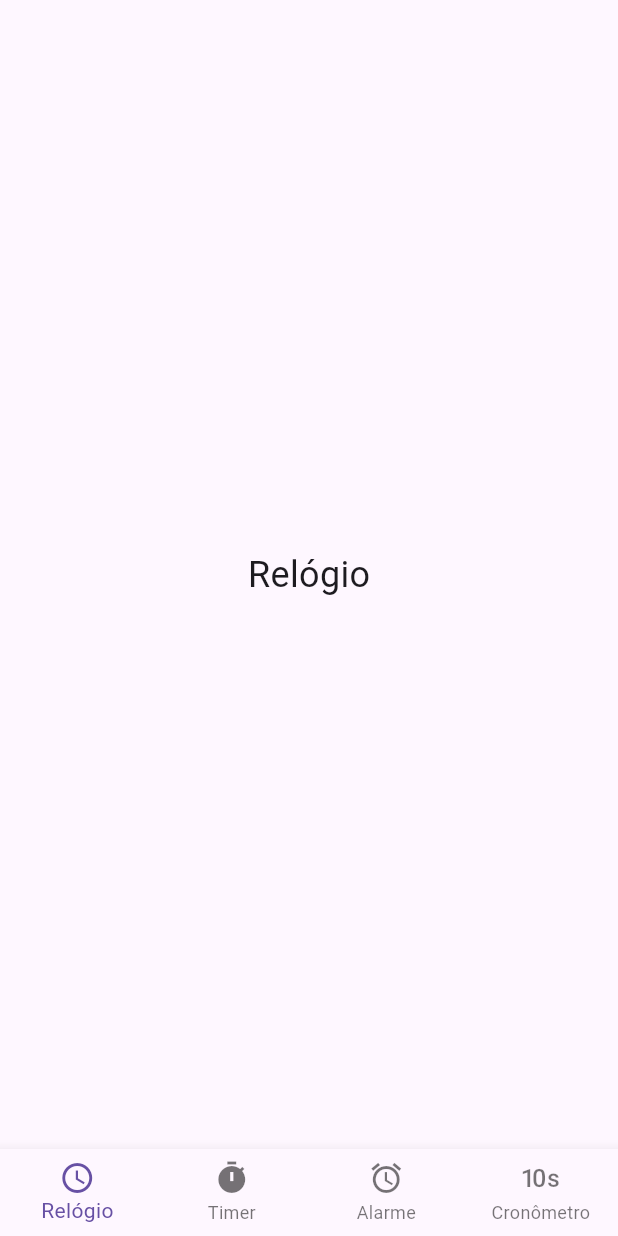
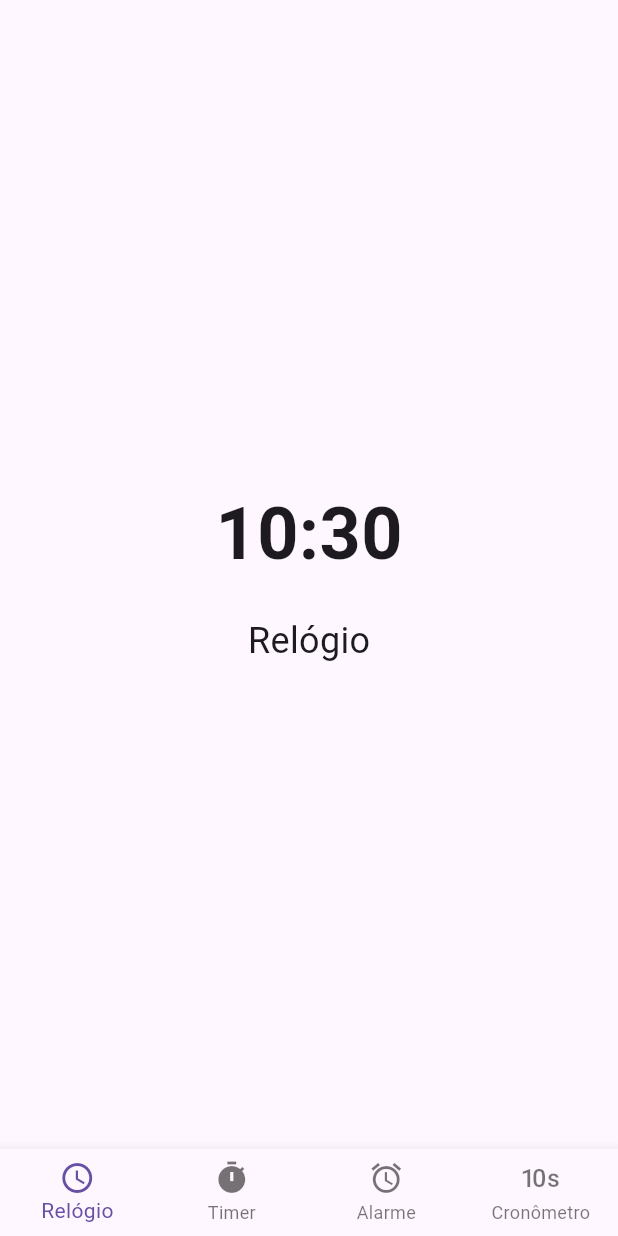
Before and after one commit to Bosguega/meu_relogio, a Flutter app: the screen it shows after launch, on a phone screen of 412 x 824 dp. Run offline on Flutter 3.47's test engine with Material 3 defaults, Android fonts, the light colour scheme and no system bars; missing offline and left inert: workmanager.

Commit message:
relogio na tela

```diff
--- a/lib/screens/clock_screen.dart
+++ b/lib/screens/clock_screen.dart
@@ -1,4 +1,5 @@
 import 'package:flutter/material.dart';
+import 'package:meu_relogio/widgets/clock_widget.dart';
 
 class ClockScreen extends StatelessWidget {
   const ClockScreen({super.key});
@@ -6,9 +7,16 @@ class ClockScreen extends StatelessWidget {
   @override
   Widget build(BuildContext context) {
     return const Center(
-      child: Text(
-        'Relógio',
-        style: TextStyle(fontSize: 24),
+      child: Column(
+        mainAxisAlignment: MainAxisAlignment.center,
+        children: [
+          ClockWidget(),
+          SizedBox(height: 20),
+          Text(
+            'Relógio',
+            style: TextStyle(fontSize: 24),
+          ),
+        ],
       ),
     );
   }
--- /dev/null
+++ b/lib/services/time_service.dart
@@ -0,0 +1,43 @@
+import 'dart:async';
+import 'package:flutter/material.dart';
+
+class TimeService extends ChangeNotifier {
+  // Singleton para garantir uma única instância
+  static final TimeService _instance = TimeService._internal();
+  factory TimeService() => _instance;
+  TimeService._internal();
+
+  DateTime _currentTime = DateTime.now();
+  DateTime get currentTime => _currentTime;
+
+  Timer? _timer;
+
+  void start() {
+    // Se já estiver rodando, não faz nada
+    if (_timer != null) return;
+
+    // Atualiza imediatamente ao iniciar
+    _updateTime();
+
+    // Configura o timer para atualizar a cada minuto
+    _timer = Timer.periodic(const Duration(minutes: 1), (timer) {
+      _updateTime();
+    });
+  }
+
+  void _updateTime() {
+    _currentTime = DateTime.now();
+    notifyListeners(); // Notifica os ouvintes sobre a mudança
+  }
+
+  void stop() {
+    _timer?.cancel();
+    _timer = null;
+  }
+
+  @override
+  void dispose() {
+    stop();
+    super.dispose();
+  }
+}
--- /dev/null
+++ b/lib/widgets/clock_widget.dart
@@ -0,0 +1,27 @@
+import 'package:flutter/material.dart';
+import 'package:meu_relogio/services/time_service.dart';
+import 'package:provider/provider.dart';
+
+class ClockWidget extends StatelessWidget {
+  const ClockWidget({super.key});
+
+  @override
+  Widget build(BuildContext context) {
+    return Consumer<TimeService>(
+      builder: (context, timeService, child) {
+        return Text(
+          _formatTime(timeService.currentTime),
+          style: const TextStyle(
+            fontSize: 48,
+            fontWeight: FontWeight.bold,
+          ),
+        );
+      },
+    );
+  }
+
+  String _formatTime(DateTime time) {
+    // Formato HH:MM
+    return '${time.hour.toString().padLeft(2, '0')}:${time.minute.toString().padLeft(2, '0')}';
+  }
+}
--- a/pubspec.yaml
+++ b/pubspec.yaml
@@ -30,6 +30,7 @@ environment:
 dependencies:
   flutter:
     sdk: flutter
+  provider: ^6.0.5
 
   # The following adds the Cupertino Icons font to your application.
   # Use with the CupertinoIcons class for iOS style icons.
```
Also changed, not shown: lib/main.dart (+8 -1 lines), lib/services/background_service.dart (added, +34 -0 lines), pubspec.lock, 2 other files.
